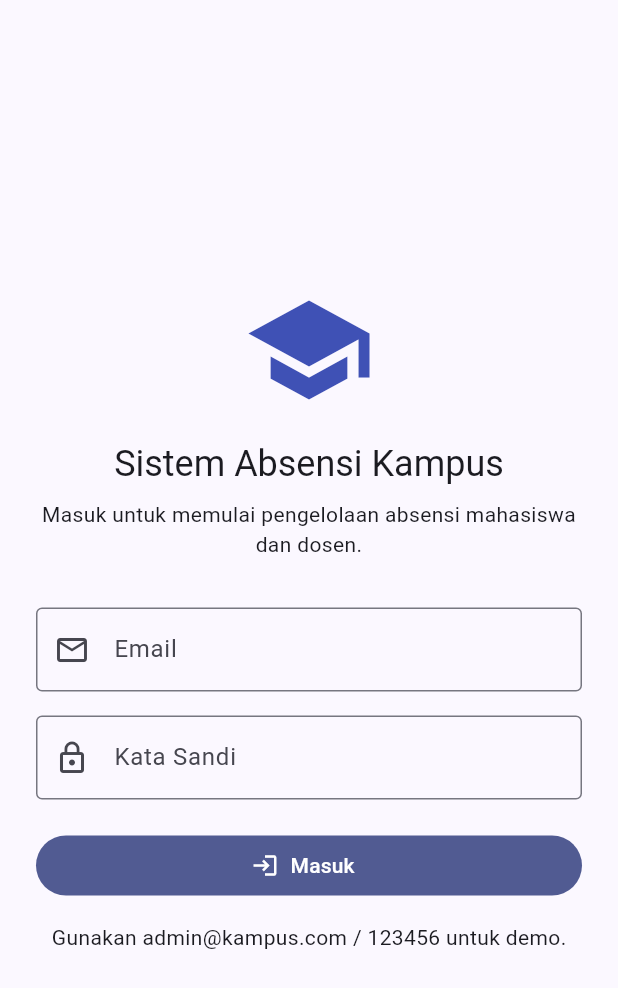
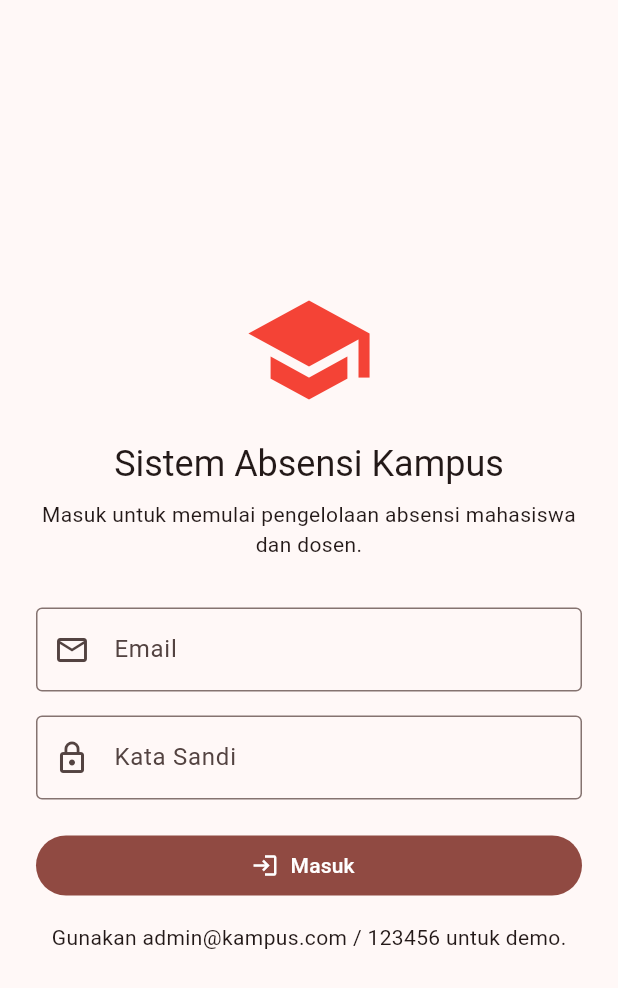
Before and after one commit to AryasatyaAlfian/TUBESAPB, a Flutter app: the screen it shows after launch, on a phone screen of 412 x 824 dp. Shown: the top 988 px of the screen. Run offline on Flutter 3.47's test engine with Material 3 defaults, Android fonts, the light colour scheme and no system bars.

Commit message:
update by safa

```diff
--- a/lib/main.dart
+++ b/lib/main.dart
@@ -15,7 +15,9 @@ class MyApp extends StatelessWidget {
       title: 'Absensi Kampus',
       theme: ThemeData(
         useMaterial3: true,
-        colorScheme: ColorScheme.fromSeed(seedColor: Colors.indigo),
+        colorScheme: ColorScheme.fromSeed(seedColor: Colors.red).copyWith(
+          secondary: Colors.white,
+        ),
       ),
       home: const AuthPage(),
     );
@@ -74,7 +76,7 @@ class _AuthPageState extends State<AuthPage> {
           child: Column(
             mainAxisSize: MainAxisSize.min,
             children: [
-              const Icon(Icons.school, size: 88, color: Colors.indigo),
+              const Icon(Icons.school, size: 88, color: Colors.red),
               const SizedBox(height: 16),
               Text('Sistem Absensi Kampus',
                   style: Theme.of(context).textTheme.headlineSmall),
@@ -152,7 +154,7 @@ class _HomePageState extends State<HomePage> {
   Widget _buildDrawerItem(IconData icon, String title, AppSection section) {
     final bool selected = _selectedSection == section;
     return ListTile(
-      leading: Icon(icon, color: selected ? Colors.indigo : null),
+      leading: Icon(icon, color: selected ? Colors.red : null),
       title: Text(title),
       selected: selected,
       onTap: () {
```
